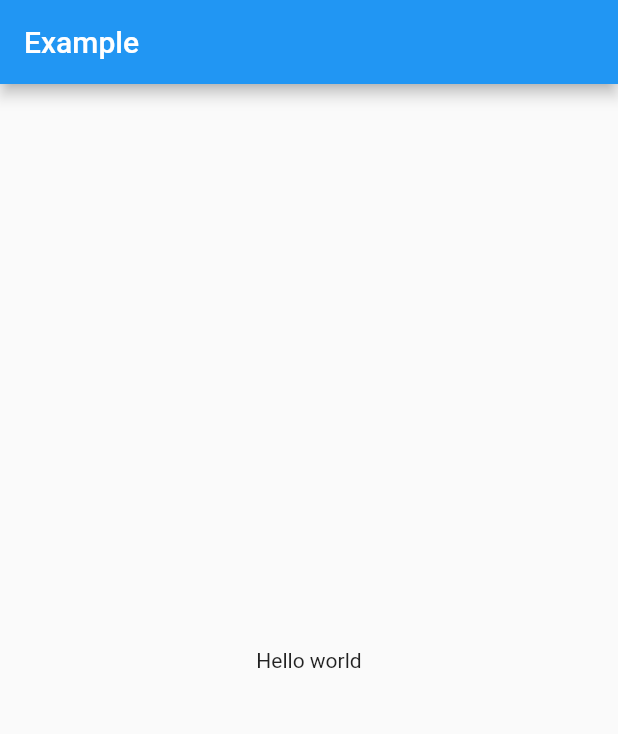
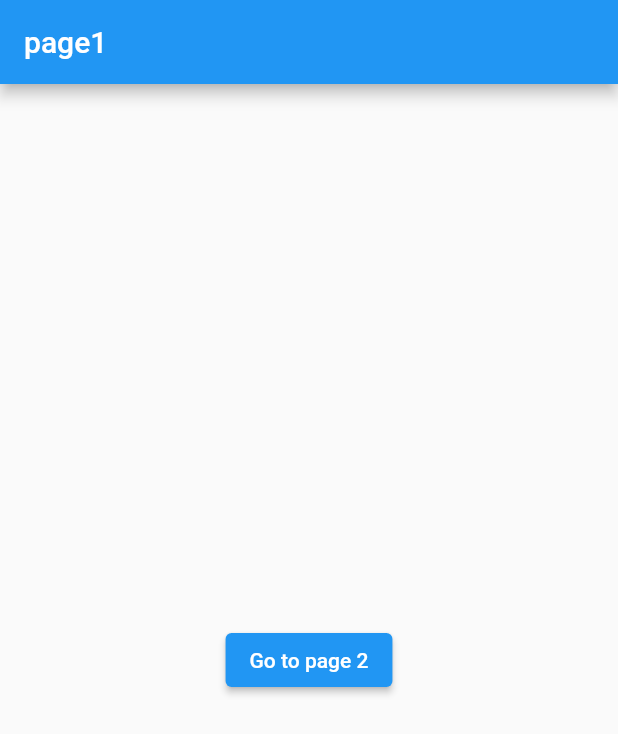
Before and after one commit to nazaburo/flutter_study, a Flutter app: the screen it shows after launch, on a phone screen of 412 x 824 dp. Shown: the top 734 px of the screen. Run offline on Flutter 3.47's test engine with Material 2 defaults, Android fonts, the phone set to English and light mode, and no system bars; our stand-ins replace go_router, hooks_riverpod.

```diff
--- a/lib/app.dart
+++ b/lib/app.dart
@@ -1,4 +1,5 @@
 import 'package:flutter/material.dart';
+import 'package:flutter_study/router.dart';
 import 'package:hooks_riverpod/hooks_riverpod.dart';
 
 final helloWorldProvider = Provider((_) => 'Hello world');
@@ -8,15 +9,13 @@ class App extends HookConsumerWidget {
 
   @override
   Widget build(BuildContext context, WidgetRef ref) {
-    final String value = ref.watch(helloWorldProvider);
+    final router = ref.watch(routerProvider);
 
-    return MaterialApp(
-      home: Scaffold(
-        appBar: AppBar(title: const Text('Example')),
-        body: Center(
-          child: Text(value),
-        ),
-      ),
+    return MaterialApp.router(
+      routeInformationProvider: router.routeInformationProvider,
+      routeInformationParser: router.routeInformationParser,
+      routerDelegate: router.routerDelegate,
+      title: 'Example',
     );
   }
 }
--- /dev/null
+++ b/lib/router.dart
@@ -0,0 +1,17 @@
+import 'package:flutter_study/ui/page1.dart';
+import 'package:flutter_study/ui/page2.dart';
+import 'package:go_router/go_router.dart';
+import 'package:hooks_riverpod/hooks_riverpod.dart';
+
+final routerProvider = Provider((ref) => GoRouter(
+      routes: [
+        GoRoute(
+          path: '/',
+          builder: (context, state) => const Page1Screen(),
+        ),
+        GoRoute(
+          path: '/page2',
+          builder: (context, state) => const Page2Screen(),
+        ),
+      ],
+    ));
--- /dev/null
+++ b/lib/ui/page1.dart
@@ -0,0 +1,22 @@
+import 'package:flutter/material.dart';
+import 'package:go_router/go_router.dart';
+
+class Page1Screen extends StatelessWidget {
+  const Page1Screen({Key? key}) : super(key: key);
+
+  @override
+  Widget build(BuildContext context) => Scaffold(
+        appBar: AppBar(title: const Text('page1')),
+        body: Center(
+          child: Column(
+            mainAxisAlignment: MainAxisAlignment.center,
+            children: [
+              ElevatedButton(
+                onPressed: () => context.go('/page2'),
+                child: const Text('Go to page 2'),
+              ),
+            ],
+          ),
+        ),
+      );
+}
--- a/pubspec.yaml
+++ b/pubspec.yaml
@@ -37,6 +37,7 @@ dependencies:
   # The following adds the Cupertino Icons font to your application.
   # Use with the CupertinoIcons class for iOS style icons.
   cupertino_icons: ^1.0.2
+  go_router: ^4.1.0
 
 dev_dependencies:
   build_runner:
```
Also changed, not shown: lib/ui/page2.dart (added, +22 -0 lines), pubspec.lock.
